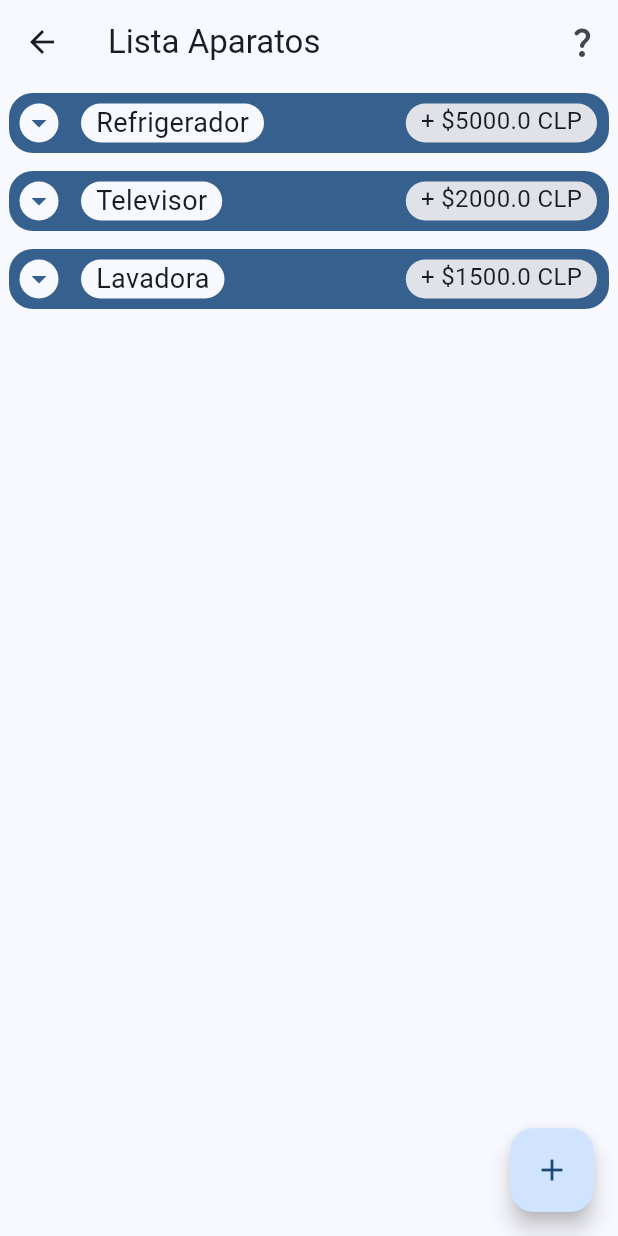
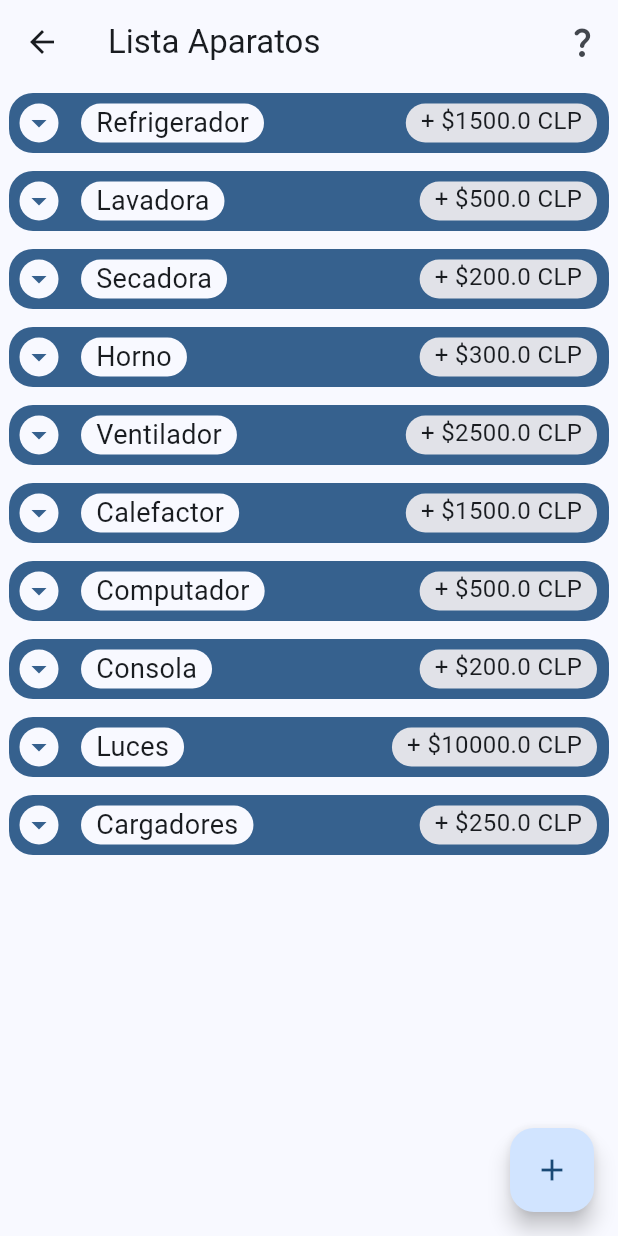
Before and after one commit to J4viersitoX/flutter-app, a Flutter app: the ListaAparatos screen opened directly, on a phone screen of 412 x 824 dp. Run offline on Flutter 3.47's test engine with Material 3 defaults, Android fonts, the phone set to English and light mode, and no system bars; our stand-ins replace dash_chat_2, flutter_gemini, flutter_svg.

Commit message:
lista para demo con datos entregados por IA en base a las preguntas y respuestas del chat. falta reemplazar el modelo del aparato con la cantidad del mismo

```diff
--- a/lib/lista_aparatos.dart
+++ b/lib/lista_aparatos.dart
@@ -239,27 +239,83 @@ class _ListaAparatosState extends State<ListaAparatos> {
           ItemAparato(
             imgPath: "assets/images/refrigerator-2-svgrepo-com.svg",
             potencia: 150,
-            costoMes: 5000,
+            costoMes: 1500,
             hrsSemana: 168,
             modelo: "Samsung galaxy refri+ ultra max",
             tipo: "Refrigerador",
           ),
           ItemAparato(
-            imgPath: "assets/images/television-svgrepo-com.svg",
-            potencia: 40,
-            costoMes: 2000,
-            hrsSemana: 30,
-            modelo: "LG Tele+ OLED UltraHD 4k 90'",
-            tipo: "Televisor",
+            imgPath: "assets/images/washing-machine-2-svgrepo-com.svg",
+            potencia: 1000,
+            costoMes: 500,
+            hrsSemana: 3,
+            modelo: "LG LavaMAX Turbo+ Ultra",
+            tipo: "Lavadora",
           ),
           ItemAparato(
             imgPath: "assets/images/washing-machine-2-svgrepo-com.svg",
-            potencia: 200,
+            potencia: 2000,
+            costoMes: 200,
+            hrsSemana: 1,
+            modelo: "LG LavaMAX Turbo+ Ultra",
+            tipo: "Secadora",
+          ),
+          ItemAparato(
+            imgPath: "assets/images/stove-svgrepo-com.svg",
+            potencia: 2500,
+            costoMes: 300,
+            hrsSemana: 2,
+            modelo: "LG LavaMAX Turbo+ Ultra",
+            tipo: "Horno",
+          ),
+          ItemAparato(
+            imgPath: "assets/images/fan-2-svgrepo-com.svg",
+            potencia: 1500,
+            costoMes: 2500,
+            hrsSemana: 20,
+            modelo: "LG LavaMAX Turbo+ Ultra",
+            tipo: "Ventilador",
+          ),
+          ItemAparato(
+            imgPath: "assets/images/radiator-heat-svgrepo-com.svg",
+            potencia: 1500,
             costoMes: 1500,
             hrsSemana: 10,
             modelo: "LG LavaMAX Turbo+ Ultra",
-            tipo: "Lavadora",
-          )
+            tipo: "Calefactor",
+          ),
+          ItemAparato(
+            imgPath: "assets/images/television-svgrepo-com.svg",
+            potencia: 300,
+            costoMes: 500,
+            hrsSemana: 30,
+            modelo: "LG LavaMAX Turbo+ Ultra",
+            tipo: "Computador",
+          ),
+          ItemAparato(
+            imgPath: "assets/images/console-joystick-gaming-svgrepo-com.svg",
+            potencia: 250,
+            costoMes: 200,
+            hrsSemana: 10,
+            modelo: "LG LavaMAX Turbo+ Ultra",
+            tipo: "Consola",
+          ),
+          ItemAparato(
+            imgPath: "assets/images/lamp-1-svgrepo-com.svg",
+            potencia: 600,
+            costoMes: 10000,
+            hrsSemana: 140,
+            modelo: "LG LavaMAX Turbo+ Ultra",
+            tipo: "Luces",
+          ),
+          ItemAparato(
+            imgPath: "assets/images/usb-charger-wire-svgrepo-com.svg",
+            potencia: 25,
+            costoMes: 250,
+            hrsSemana: 168,
+            modelo: "LG LavaMAX Turbo+ Ultra",
+            tipo: "Cargadores",
+          ),
         ],
       ),
     );
```
Also changed, not shown: assets/images/console-joystick-gaming-svgrepo-com.svg (added), assets/images/fan-2-svgrepo-com.svg (added), assets/images/lamp-1-svgrepo-com.svg (added), assets/images/radiator-heat-svgrepo-com.svg (added), assets/images/stove-svgrepo-com.svg (added), assets/images/usb-charger-wire-svgrepo-com.svg (added).
